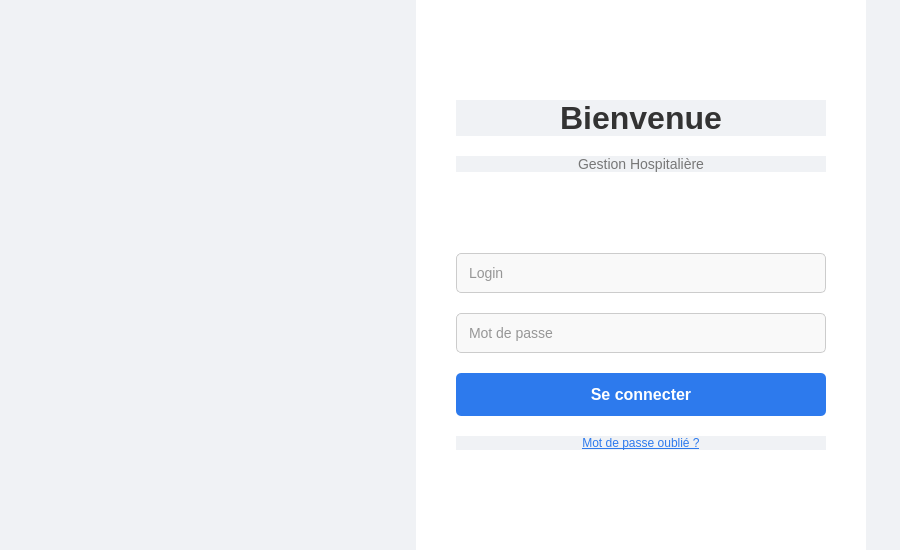
This is loginwindow.ui in itsmeefatiha/hospital-management-cpp-gui as Qt 5 draws it before an edit. The edited form follows.
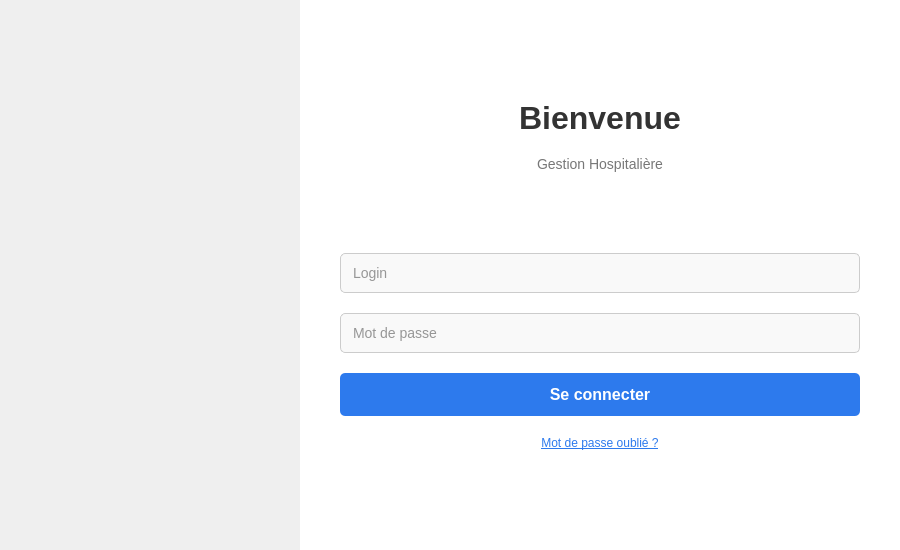
This is the edited form. Icons and pictures are not drawn.

What changed in the file:
```diff
--- a/loginwindow.ui
+++ b/loginwindow.ui
@@ -14,7 +14,7 @@
    <string>Connexion Hôpital</string>
   </property>
   <property name="styleSheet">
-   <string notr="true">background-color: #f0f2f5;</string>
+   <string notr="true"/>
   </property>
   <widget class="QWidget" name="centralwidget">
    <layout class="QHBoxLayout" name="horizontalLayout">
@@ -74,7 +74,7 @@
       </property>
       <property name="maximumSize">
        <size>
-        <width>450</width>
+        <width>600</width>
         <height>16777215</height>
        </size>
       </property>
```
